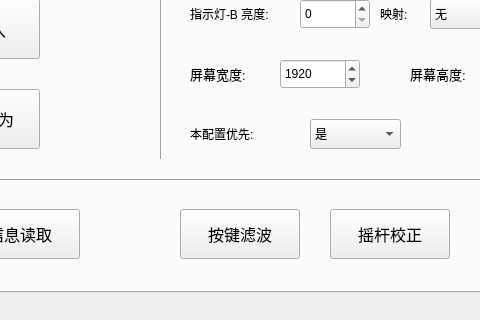
Old version of the form widget.ui in the repository mad0coding/Ethane-XVI-QT; both pictures show x 342 to 822 and y 387 to 707 of the 1000 by 707 pixel window.
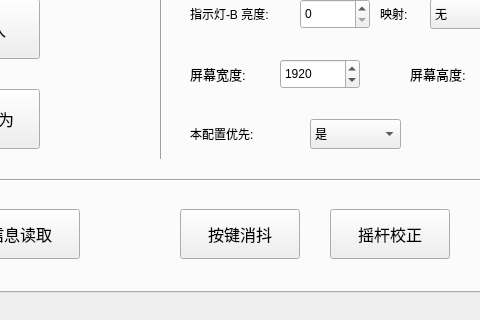
New version of the form.

```diff
--- a/widget.ui
+++ b/widget.ui
@@ -822,7 +822,7 @@
       <enum>Qt::NoFocus</enum>
      </property>
      <property name="text">
-      <string>按键滤波</string>
+      <string>按键消抖</string>
      </property>
     </widget>
     <widget class="QPushButton" name="Bt_special">
```
